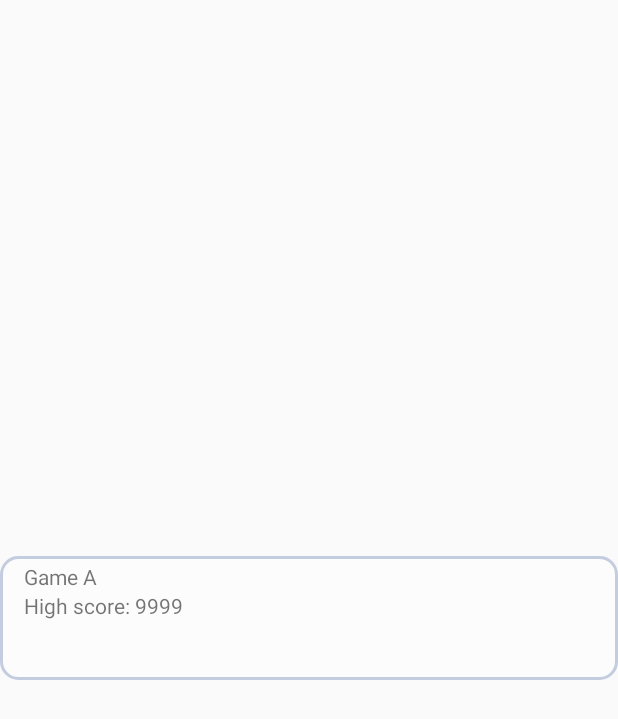
After one commit to mquangcao/CSC13009_EL, an Android app: the layout item_game_selection.xml on its own in the app's theme, with its tools: preview values and no code run, on a phone screen of 412 x 824 dp. The commit adds this screen. Shown: the top 719 px of the screen. Run offline under Robolectric (Android 15) with nearby library versions, the phone set to English and light mode, and no system bars; Roboto replaces fonts that are not available here.

```diff
--- a/app/build.gradle.kts
+++ b/app/build.gradle.kts
@@ -44,6 +44,7 @@ dependencies {
     implementation(libs.androidx.constraintlayout)
     implementation(libs.androidx.room.common)
     implementation(libs.androidx.room.ktx)
+    implementation(libs.androidx.games.activity)
     testImplementation(libs.junit)
     androidTestImplementation(libs.androidx.junit)
     androidTestImplementation(libs.androidx.espresso.core)
--- a/app/src/main/java/com/android_ai/csc13009/app/presentation/service/IProgressBasedGameEngine.kt
+++ b/app/src/main/java/com/android_ai/csc13009/app/presentation/service/IProgressBasedGameEngine.kt
@@ -1,5 +1,6 @@
 package com.android_ai.csc13009.app.presentation.service;
 
-public interface IProgressBasedGameEngine extends IGameEngine {
-
+public interface IProgressBasedGameEngine : IGameEngine {
+    val maxRound: Int
+    var currentRound: Int
 }
--- /dev/null
+++ b/app/src/main/res/drawable/rounded_rectangle.xml
@@ -0,0 +1,26 @@
+<?xml version="1.0" encoding="utf-8"?>
+<shape
+    xmlns:android="http://schemas.android.com/apk/res/android"
+    android:shape="rectangle"   >
+
+    <solid
+        android:color="#56FFFFFF" >
+    </solid>
+
+    <stroke
+        android:width="2dp"
+        android:color="#C4CDE0" >
+    </stroke>
+
+    <padding
+        android:left="5dp"
+        android:top="5dp"
+        android:right="5dp"
+        android:bottom="5dp"    >
+    </padding>
+
+    <corners
+        android:radius="11dp"   >
+    </corners>
+
+</shape>
--- /dev/null
+++ b/app/src/main/res/layout/item_game_selection.xml
@@ -0,0 +1,35 @@
+<?xml version="1.0" encoding="utf-8"?>
+<androidx.constraintlayout.widget.ConstraintLayout xmlns:android="http://schemas.android.com/apk/res/android"
+    xmlns:app="http://schemas.android.com/apk/res-auto"
+    xmlns:tools="http://schemas.android.com/tools"
+    android:layout_width="match_parent"
+    android:layout_height="match_parent">
+
+    <LinearLayout
+        android:layout_width="match_parent"
+        android:layout_height="wrap_content"
+        android:background="@drawable/rounded_rectangle"
+        android:orientation="vertical"
+        android:paddingLeft="16dp"
+        android:paddingTop="4dp"
+        android:paddingRight="16dp"
+        android:paddingBottom="40dp"
+        app:layout_constraintBottom_toBottomOf="parent"
+        app:layout_constraintEnd_toEndOf="parent"
+        app:layout_constraintStart_toStartOf="parent"
+        app:layout_constraintTop_toTopOf="parent">
+
+        <TextView
+            android:id="@+id/game_item_title_tv"
+            android:layout_width="match_parent"
+            android:layout_height="wrap_content"
+            android:text="Game A" />
+
+        <TextView
+            android:id="@+id/game_item_score_tv"
+            android:layout_width="match_parent"
+            android:layout_height="wrap_content"
+            android:text="High score: 9999" />
+    </LinearLayout>
+
+</androidx.constraintlayout.widget.ConstraintLayout>
--- a/gradle/libs.versions.toml
+++ b/gradle/libs.versions.toml
@@ -11,6 +11,7 @@ activity = "1.9.3"
 constraintlayout = "2.2.0"
 roomCommon = "2.6.1"
 roomKtx = "2.6.1"
+gamesActivity = "3.0.5"
 
 [libraries]
 androidx-core-ktx = { group = "androidx.core", name = "core-ktx", version.ref = "coreKtx" }
@@ -23,6 +24,7 @@ androidx-activity = { group = "androidx.activity", name = "activity", version.re
 androidx-constraintlayout = { group = "androidx.constraintlayout", name = "constraintlayout", version.ref = "constraintlayout" }
 androidx-room-common = { group = "androidx.room", name = "room-common", version.ref = "roomCommon" }
 androidx-room-ktx = { group = "androidx.room", name = "room-ktx", version.ref = "roomKtx" }
+androidx-games-activity = { group = "androidx.games", name = "games-activity", version.ref = "gamesActivity" }
 
 [plugins]
 android-application = { id = "com.android.application", version.ref = "agp" }
```
Also changed, not shown: app/src/main/java/com/android_ai/csc13009/app/presentation/Adapters/GameSelectorAdapter.kt (added, +53 -0 lines), app/src/main/java/com/android_ai/csc13009/app/presentation/activity/GameActivity.kt (+28 -0 lines), app/src/main/java/com/android_ai/csc13009/app/presentation/fragment/GameSelectorFragment.kt (added, +50 -0 lines), app/src/main/java/com/android_ai/csc13009/app/presentation/fragment/GameSessionFragment.kt (+11 -17 lines), app/src/main/java/com/android_ai/csc13009/app/presentation/service/IGameEngine.kt (+17 -11 lines), app/src/main/java/com/android_ai/csc13009/app/presentation/service/ITimerBasedGameEngine.kt (+4 -11 lines), app/src/main/java/com/android_ai/csc13009/app/presentation/service/SpellingBeeGameEngine.kt (+56 -23 lines), app/src/main/java/com/android_ai/csc13009/app/presentation/service/SynonymGameEngine.kt (+84 -27 lines), app/src/main/java/com/android_ai/csc13009/app/presentation/service/WordGameEngine.kt (+27 -25 lines), app/src/main/res/layout/activity_game.xml (+9 -0 lines), app/src/main/res/layout/fragment_game_selector.xml (added, +12 -0 lines).
